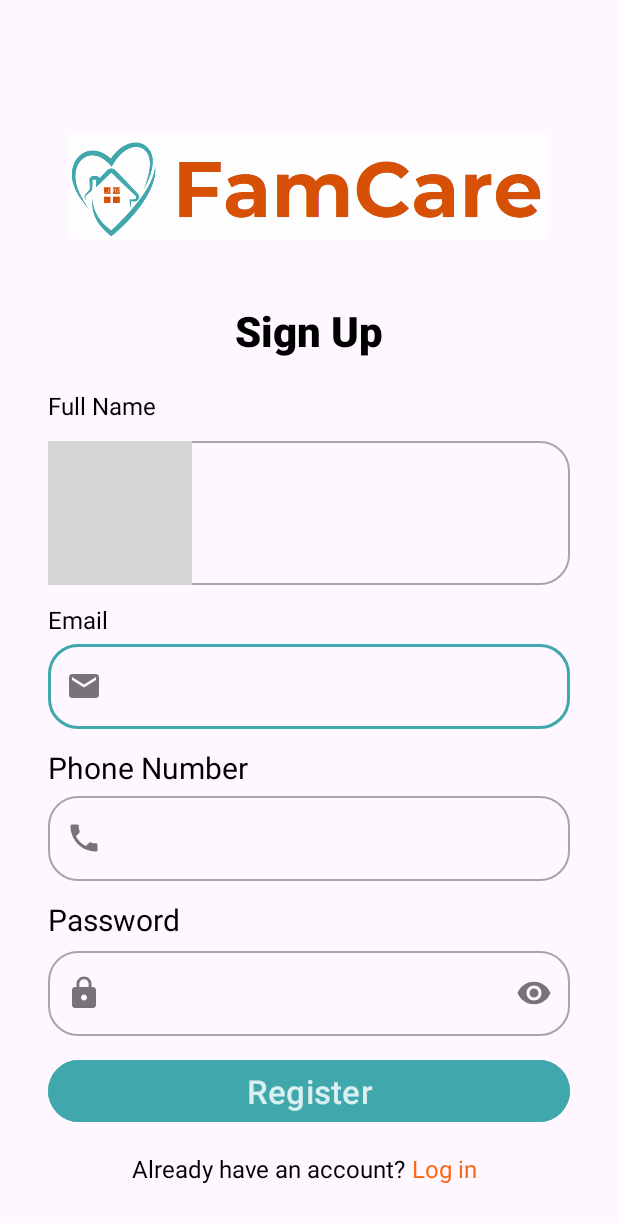
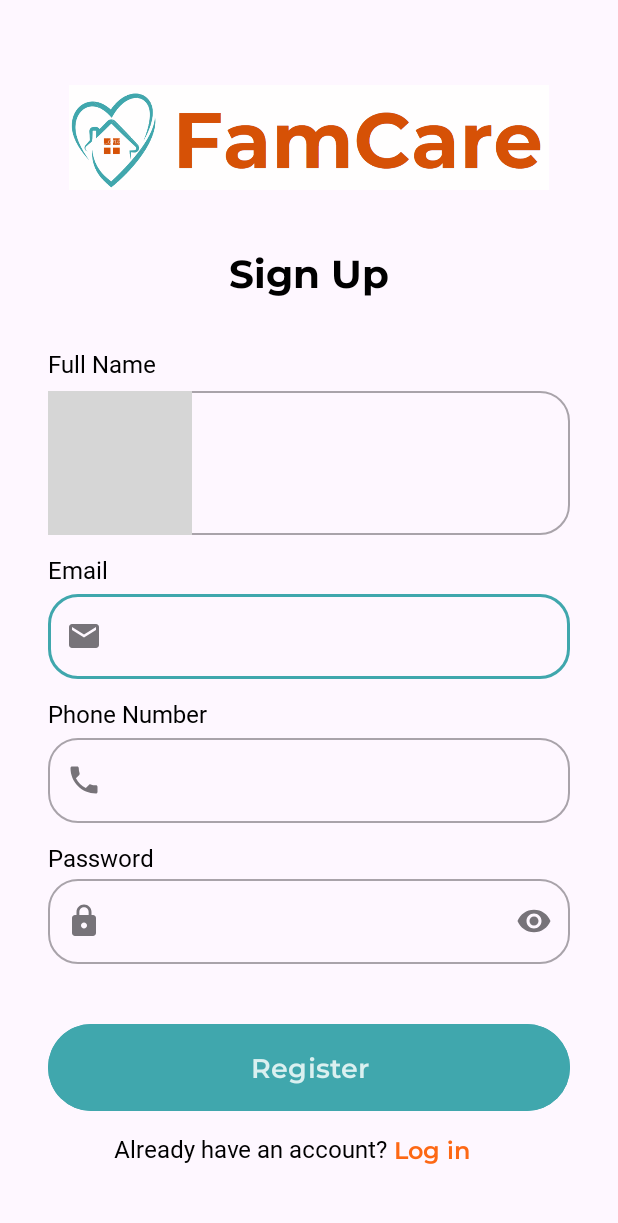
Before and after one commit to aaiisyahn/FamCare, an Android app: the RegisterActivity screen opened directly, with no data from a screen before it, on a phone screen of 412 x 824 dp. Shown: the top 1223 px of the screen. Run offline under Robolectric (Android 15) with nearby library versions, the phone set to English and light mode, and no system bars; grey boxes are pictures that could not be loaded.

Commit message:
commit register

```diff
--- a/app/src/main/res/layout/activity_register.xml
+++ b/app/src/main/res/layout/activity_register.xml
@@ -4,7 +4,7 @@
     xmlns:tools="http://schemas.android.com/tools"
     android:layout_width="match_parent"
     android:layout_height="match_parent"
-    tools:context=".view.main.MainActivity">
+    tools:context=".view.register.RegisterActivity">
 
     <ImageView
         android:id="@+id/imageView"
@@ -25,13 +25,12 @@
         android:layout_width="wrap_content"
         android:layout_height="wrap_content"
         android:layout_marginStart="32dp"
-        android:layout_marginTop="12dp"
+        android:layout_marginTop="24dp"
         android:layout_marginEnd="32dp"
-        android:fontFamily="sans-serif-medium"
+        android:fontFamily="@font/montserratbold"
         android:text="Sign Up"
         android:textColor="@color/black"
-        android:textSize="28sp"
-        android:textStyle="bold"
+        android:textSize="26sp"
         app:layout_constraintEnd_toEndOf="parent"
         app:layout_constraintStart_toStartOf="parent"
         app:layout_constraintTop_toTopOf="@+id/guidelineHorizontal"
@@ -46,6 +45,7 @@
         android:text="Email"
         android:textColor="@color/black"
         android:textSize="16sp"
+        android:fontFamily="@font/montserrat"
         app:layout_constraintStart_toStartOf="parent"
         app:layout_constraintTop_toBottomOf="@+id/fullnameEditTextLayout"
         tools:alpha="100" />
@@ -84,7 +84,8 @@
         android:layout_marginTop="12dp"
         android:text="Phone Number"
         android:textColor="@color/black"
-        android:textSize="20sp"
+        android:textSize="16sp"
+        android:fontFamily="@font/montserrat"
         app:layout_constraintStart_toStartOf="parent"
         app:layout_constraintTop_toBottomOf="@+id/emailEditTextLayout"
         tools:alpha="100" />
@@ -117,13 +118,14 @@
 
     <TextView
         android:id="@+id/passwordTextView"
-        android:layout_width="97dp"
-        android:layout_height="29dp"
+        android:layout_width="94dp"
+        android:layout_height="20dp"
         android:layout_marginStart="32dp"
         android:layout_marginTop="12dp"
+        android:fontFamily="@font/montserrat"
         android:text="Password"
         android:textColor="@color/black"
-        android:textSize="20sp"
+        android:textSize="16sp"
         app:layout_constraintStart_toStartOf="parent"
         app:layout_constraintTop_toBottomOf="@+id/phoneEditTextLayout"
         tools:alpha="100" />
@@ -158,10 +160,11 @@
 
     <TextView
         android:id="@+id/fullnameTextView"
-        android:layout_width="97dp"
-        android:layout_height="29dp"
+        android:layout_width="99dp"
+        android:layout_height="24dp"
         android:layout_marginStart="32dp"
-        android:layout_marginTop="20dp"
+        android:layout_marginTop="32dp"
+        android:fontFamily="@font/montserrat"
         android:text="Full Name"
         android:textColor="@color/black"
         android:textSize="16sp"
@@ -200,20 +203,18 @@
     <Button
         android:id="@+id/loginButton"
         android:layout_width="0dp"
-        android:layout_height="wrap_content"
+        android:layout_height="66dp"
         android:layout_marginStart="32dp"
-        android:layout_marginTop="12dp"
+        android:layout_marginTop="36dp"
         android:layout_marginEnd="32dp"
-        android:layout_marginBottom="8dp"
         android:backgroundTint="@color/icon_active"
+        android:fontFamily="@font/montserratsemibold"
         android:text="Register"
-        android:textSize="22sp"
-        app:layout_constraintBottom_toTopOf="@+id/guideline"
+        android:textSize="18sp"
         app:layout_constraintEnd_toEndOf="parent"
         app:layout_constraintHorizontal_bias="0.0"
         app:layout_constraintStart_toStartOf="parent"
         app:layout_constraintTop_toBottomOf="@+id/passwordEditTextLayout"
-        app:layout_constraintVertical_bias="0.0"
         tools:alpha="100" />
 
     <androidx.constraintlayout.widget.Guideline
@@ -222,7 +223,7 @@
         android:layout_height="64dp"
         android:orientation="horizontal"
         app:layout_constraintEnd_toEndOf="parent"
-        app:layout_constraintGuide_percent="0.23"
+        app:layout_constraintGuide_percent="0.17"
         app:layout_constraintStart_toStartOf="parent" />
 
     <androidx.constraintlayout.widget.Guideline
@@ -231,22 +232,23 @@
         android:layout_height="64dp"
         android:orientation="horizontal"
         app:layout_constraintEnd_toEndOf="parent"
-        app:layout_constraintGuide_percent="0.06"
+        app:layout_constraintGuide_percent="0.02"
         app:layout_constraintStart_toStartOf="parent" />
 
     <TextView
         android:id="@+id/ttsTextView"
         android:layout_width="wrap_content"
         android:layout_height="wrap_content"
-        android:layout_marginStart="88dp"
-        android:layout_marginTop="16dp"
+        android:layout_marginStart="76dp"
+        android:layout_marginTop="10dp"
+        android:fontFamily="@font/montserrat"
         android:text="Already have an account?"
         android:textColor="@color/black"
         android:textSize="16sp"
         app:layout_constraintBottom_toBottomOf="parent"
         app:layout_constraintStart_toStartOf="parent"
         app:layout_constraintTop_toBottomOf="@+id/loginButton"
-        app:layout_constraintVertical_bias="0.008"
+        app:layout_constraintVertical_bias="0.006"
         tools:alpha="100" />
 
     <TextView
@@ -254,8 +256,9 @@
         android:layout_width="wrap_content"
         android:layout_height="wrap_content"
         android:layout_marginStart="4dp"
-        android:layout_marginTop="16dp"
+        android:layout_marginTop="10dp"
         android:layout_marginEnd="90dp"
+        android:fontFamily="@font/montserratsemibold"
         android:text="Log in"
         android:textColor="@color/button"
         android:textSize="16sp"
```
